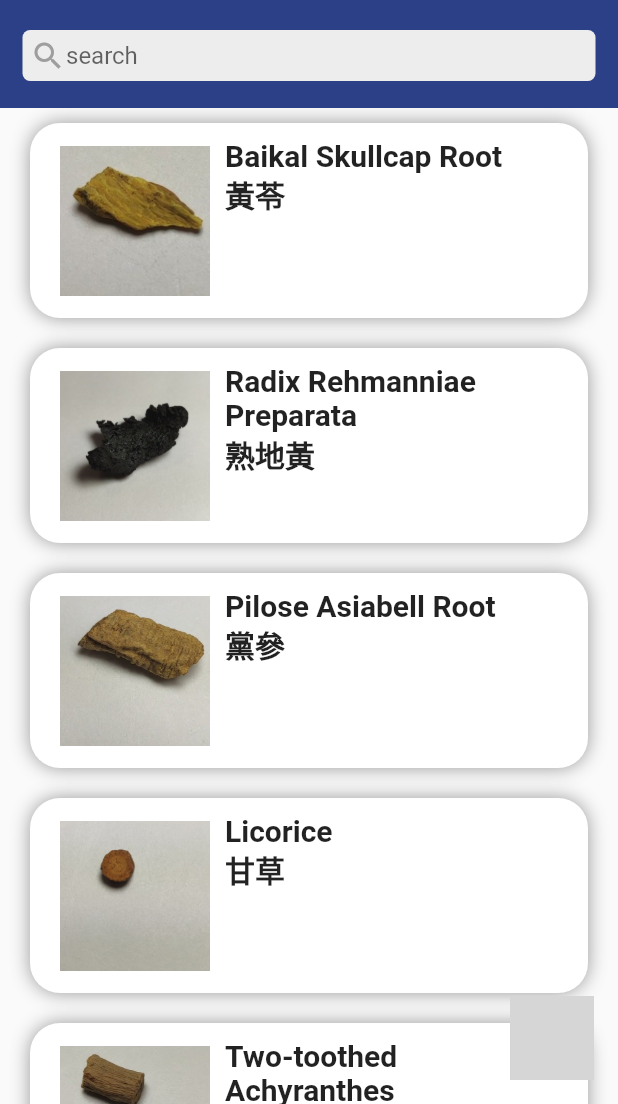
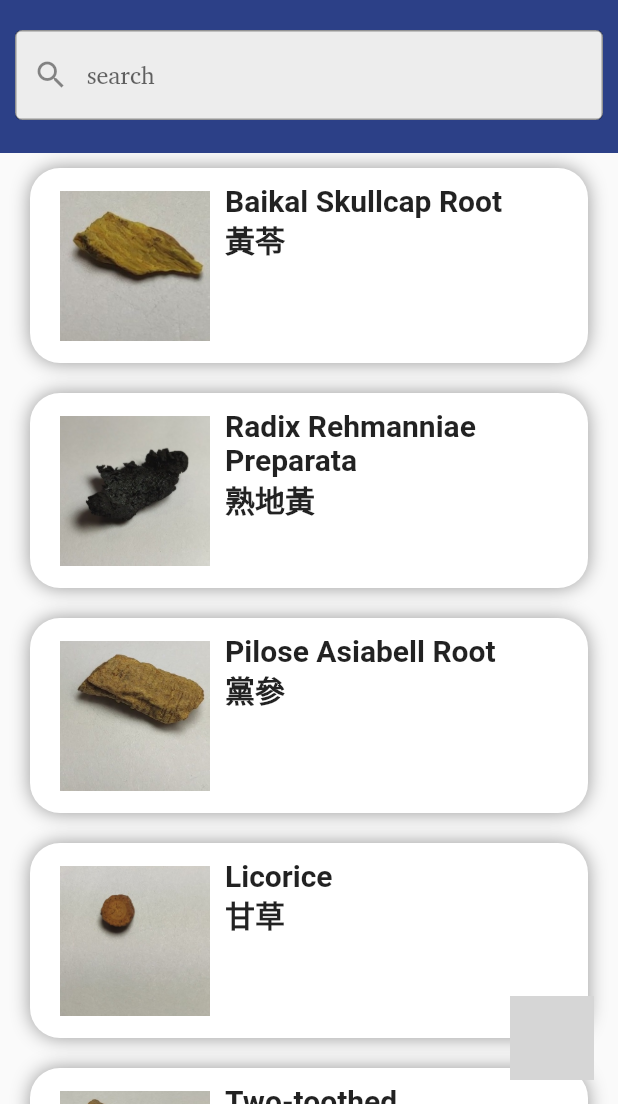
Before and after one commit to BenedictusKent/TCM_Analyzer, a Flutter app: the screen it shows after launch, on a phone screen of 412 x 824 dp, the part 132-1236 px from its top. Run offline on Flutter 3.47's test engine with Material 2 defaults, Android fonts, the phone set to English and light mode, and no system bars; drawn by our look-alikes of flutter_typeahead; our stand-ins replace camera, flutter_native_image, fluttertoast, image_cropper, image_picker; missing offline and left inert: image_b, image_size_getter, unicorndial; grey boxes are pictures that could not be loaded.

Commit message:
implement autocomplete feature for english

```diff
--- /dev/null
+++ b/tcm_analyzer/lib/autocomplete.dart
@@ -0,0 +1,101 @@
+class autoComplete {
+  final List<String> chinese = [
+    '黃苓',
+    '熟地黃',
+    '黨參',
+    '甘草',
+    '懷牛膝',
+    '麥門冬',
+    '白术',
+    '野葛',
+    '桑白皮',
+    '桔梗',
+    '山茱萸',
+    '何首烏',
+    '赤芍',
+    '桂皮',
+    '岷當歸',
+    '川芎',
+    '川紅花',
+    '枳實',
+    '紅棗',
+    '細辛根',
+    '連翹',
+    '懷山藥',
+    '款冬花',
+    '乾薑',
+    '袍附子',
+    '桃仁',
+    '紫苑',
+    '烏藥',
+    '銅陵鳳丹皮',
+    '寧夏枸杞',
+    '荳蔻',
+    '茯苓',
+    '桂枝',
+    '懷菊花',
+    '白參',
+    '北黃耆',
+    '知母',
+    '生地黃',
+    '骨碎補',
+    '薏仁',
+    '桑寄生',
+  ];
+
+  static Future<List> getSuggestions(String query) async {
+    final List<String> english = [
+      'Baikal Skullcap Root',
+      'Radix Rehmanniae Preparata',
+      'Pilose Asiabell Root',
+      'Licorice',
+      'Two-toothed Achyranthes',
+      'Dwarf Lilyturf Root Tuber',
+      'Largehead Atractylodes Rhizome',
+      'Lobed Kudzuvine Root',
+      'White Mulberry Root-bark',
+      'Balloonflower Root',
+      'Medical Dogwood',
+      'Tuber Fleeceflower Root',
+      'Red Paeoniae Trichocarpae',
+      'Cassia Bark',
+      'Chinese Angelica',
+      'Szechwan Lovage Rhizome',
+      'Safflower',
+      'Immature Bitter Orange',
+      'Common Jujube',
+      'Manchurian Wildginger Herb',
+      'Weeping Forsythia Fruit',
+      'Common Yam Rhizome',
+      'Common Coltsfoot Flower',
+      'Dried Ginger',
+      'Prepared Common Monkshood Daughter Root',
+      'Peach Seed',
+      'Tatarian Aster Root',
+      'Combined Spicebush Root',
+      'Tree Peony Bark',
+      'Barbary Wolfberry',
+      'Nutmeg',
+      'Indian Buead Tuckahoe',
+      'Cassiabarktree Twig',
+      'Florists Dendranthema',
+      'Ginseng Root',
+      'Mongolian Milkvetch Root',
+      'Common Anemarrhena',
+      'Radix Rehmanniae Recens',
+      'Fortune\'s Drynaria Rhizome',
+      'Ma-yuen Jobstears Seed',
+      'Chinese Taxillus Herb',
+    ];
+    List<String> answer = [];
+    final queryLower = query.toLowerCase();
+    for (String name in english) {
+      String titleLower = name.toLowerCase();
+      if (titleLower.contains(queryLower)) {
+        answer.add(name);
+      }
+    }
+    print("$answer");
+    return answer;
+  }
+}
--- a/tcm_analyzer/lib/home.dart
+++ b/tcm_analyzer/lib/home.dart
@@ -1,8 +1,10 @@
 import 'package:camera/camera.dart';
 import 'package:flutter/material.dart';
 import 'package:image_picker/image_picker.dart';
+import 'package:tcm_analyzer/autocomplete.dart';
 import 'package:unicorndial/unicorndial.dart';
 import 'package:tcm_analyzer/classes.dart';
+import 'package:flutter_typeahead/flutter_typeahead.dart';
 
 class HomePage extends StatefulWidget {
   @override
@@ -105,7 +107,7 @@ class _HomePageState extends State<HomePage>
         body: Column(children: <Widget>[
           // app bar
           Container(
-            height: 160.0,
+            height: 190.0,
             width: MediaQuery.of(context).size.width,
             color: Color(0xFE2B3F87),
             child: Column(children: <Widget>[
@@ -121,27 +123,25 @@ class _HomePageState extends State<HomePage>
                   )),
               // search bar
               Container(
-                margin: EdgeInsets.only(left: 15.0, right: 15.0),
-                decoration: BoxDecoration(
+                child: Padding(
+                    padding: const EdgeInsets.only(left: 10.0, right: 10.0),
+                    child: Material(
                       borderRadius: BorderRadius.circular(5.0),
-                  color: Color(0xFFEDEDED),
-                ),
-                child: Padding(
-                    padding: const EdgeInsets.all(5.0),
-                    child: Material(
                       color: Color(0xFFEDEDED),
                       child: Row(
                         mainAxisAlignment: MainAxisAlignment.start,
                         children: <Widget>[
-                          Icon(
-                            Icons.search,
-                            color: Colors.grey,
+                          Expanded(
+                              child: TypeAheadField(
+                            textFieldConfiguration: TextFieldConfiguration(
+                                controller: myController,
+                                autofocus: false,
+                                style: TextStyle(fontFamily: 'Abyssinica'),
+                                decoration: InputDecoration(
+                                  prefixIcon: Icon(Icons.search),
+                                  border: OutlineInputBorder(),
+                                  hintText: "search",
                                 ),
-                          Expanded(
-                              child: TextField(
-                            controller: myController,
-                            decoration:
-                                InputDecoration.collapsed(hintText: "search"),
                                 onSubmitted: (value) {
                                   if (value != "") {
                                     names.removeAt(5);
@@ -150,8 +150,20 @@ class _HomePageState extends State<HomePage>
                                   myController.clear();
                                   Navigator.pushNamed(context, '/info',
                                       arguments: names[0]);
+                                }),
+                            suggestionsCallback: (pattern) async {
+                              return autoComplete.getSuggestions(pattern);
                             },
-                          ))
+                            itemBuilder: (context, suggestion) {
+                              return ListTile(
+                                title: Text(suggestion),
+                              );
+                            },
+                            onSuggestionSelected: (suggestion) {
+                              Navigator.pushNamed(context, '/info',
+                                  arguments: suggestion);
+                            },
+                          )),
                         ],
                       ),
                     )),
```
Lines whose indentation alone changed are shown as unchanged.
